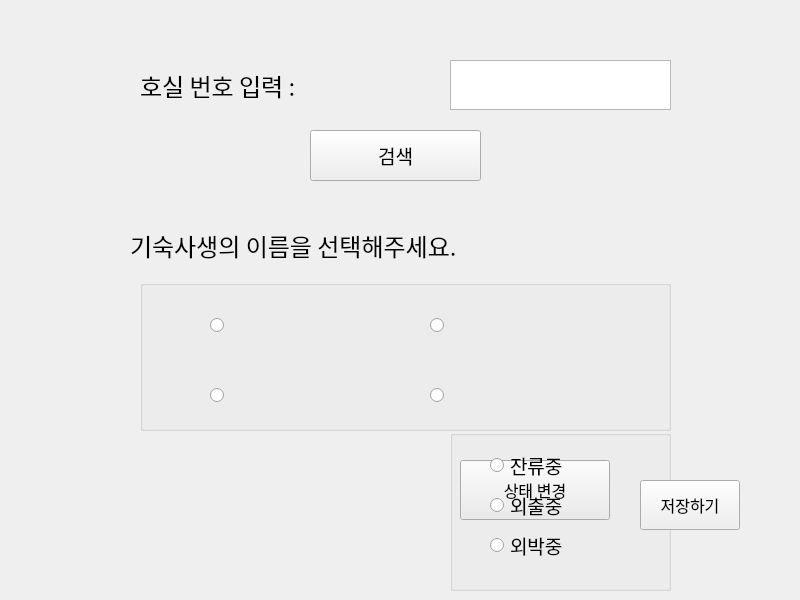
Before: the Qt Designer form status.ui in Hyemin-12/goingout-journal, drawn with Qt 5.
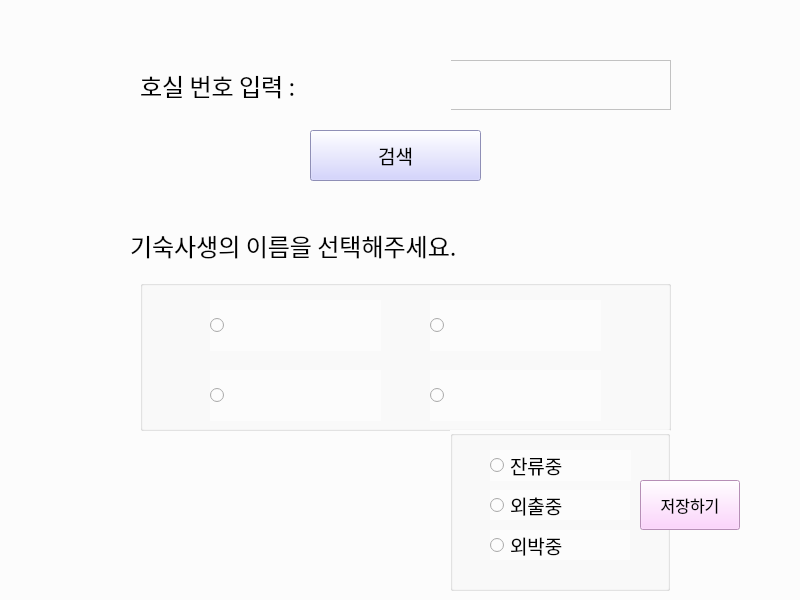
After: the same form once the commit is applied.

```diff
--- a/status.ui
+++ b/status.ui
@@ -19,6 +19,9 @@
   <property name="windowTitle">
    <string>Form</string>
   </property>
+  <property name="styleSheet">
+   <string notr="true">background:rgb(252, 252, 252);</string>
+  </property>
   <widget class="QPushButton" name="btn_search_room">
    <property name="geometry">
     <rect>
@@ -34,6 +37,12 @@
      <pointsize>14</pointsize>
     </font>
    </property>
+   <property name="mouseTracking">
+    <bool>false</bool>
+   </property>
+   <property name="styleSheet">
+    <string notr="true">background:rgb(200, 200, 255);</string>
+   </property>
    <property name="text">
     <string>검색</string>
    </property>
@@ -110,6 +119,9 @@
      <pointsize>12</pointsize>
     </font>
    </property>
+   <property name="styleSheet">
+    <string notr="true">background:rgb(255, 200, 200);</string>
+   </property>
    <property name="text">
     <string>상태 변경</string>
    </property>
@@ -152,6 +164,12 @@
      <height>151</height>
     </rect>
    </property>
+   <property name="font">
+    <font>
+     <family>궁서체</family>
+     <pointsize>16</pointsize>
+    </font>
+   </property>
    <property name="title">
     <string/>
    </property>
@@ -213,7 +231,7 @@
     <rect>
      <x>450</x>
      <y>430</y>
-     <width>221</width>
+     <width>220</width>
      <height>161</height>
     </rect>
    </property>
@@ -293,6 +311,9 @@
      <pointsize>12</pointsize>
     </font>
    </property>
+   <property name="styleSheet">
+    <string notr="true">background:rgb(255, 200, 255);</string>
+   </property>
    <property name="text">
     <string>저장하기</string>
    </property>
```
Left out of the diff: 24 changed lines with no effect on the pictures.
